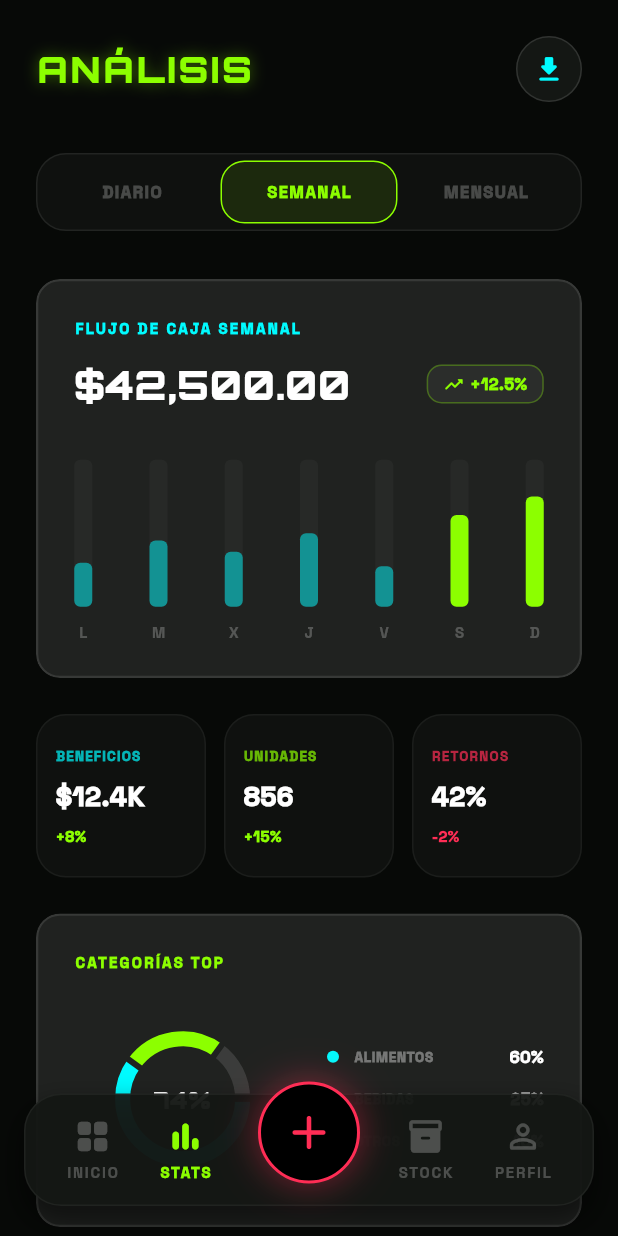
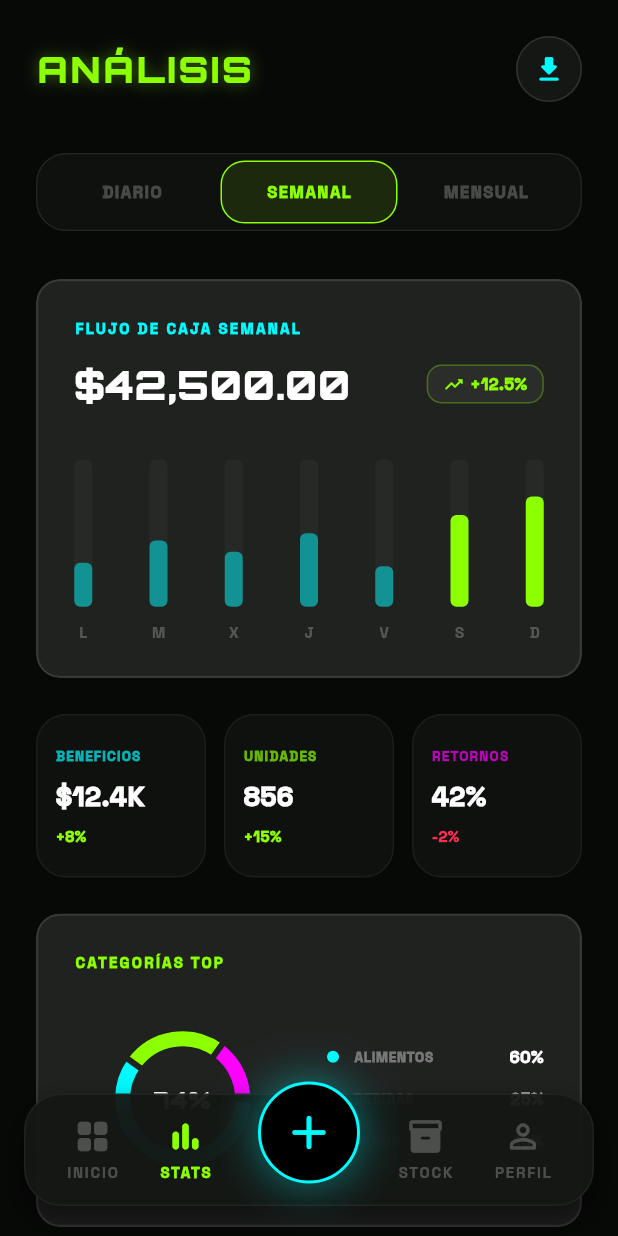
Before and after one commit to sergioantia-cyber/bodega-automatizacion, a Flutter app: the screen it shows after launch, item 2 of the bottom bar chosen, on a phone screen of 412 x 824 dp. Run offline on Flutter 3.47's test engine with Material 3 defaults, Android fonts, the phone set to English and light mode, and no system bars; drawn by our look-alikes of fl_chart; our stand-ins replace flutter_slidable, google_fonts, supabase_flutter; accounts and stored records are empty.

Commit message:
Sincronizacion estetica con version de Vercel (Magenta accents, Cyan FAB, Scan QR)

```diff
--- a/frontend/lib/screens/dashboard.dart
+++ b/frontend/lib/screens/dashboard.dart
@@ -12,6 +12,7 @@ class DashboardScreen extends StatelessWidget {
     const cardBg = Color(0xFF141714);
     const limeNeon = Color(0xFF8CFF00);
     const cyanNeon = Color(0xFF00FBFF);
+    const magentaNeon = Color(0xFFFF00FF);
 
     return Scaffold(
       backgroundColor: Colors.transparent, // Background managed by MainLayout
@@ -150,11 +151,14 @@ class DashboardScreen extends StatelessWidget {
   }
 
   Widget _buildQuickActions(BuildContext context, Color cyan, Color lime) {
+    const magentaNeon = Color(0xFFFF00FF);
     return Row(
       children: [
         Expanded(child: _buildActionButton('VENDER', Icons.shopping_bag_rounded, cyan, () => Navigator.pushNamed(context, '/checkout'))),
-        const SizedBox(width: 16),
+        const SizedBox(width: 12),
         Expanded(child: _buildActionButton('STOCK', Icons.inventory_2_rounded, lime, () => Navigator.pushNamed(context, '/inventory'))),
+        const SizedBox(width: 12),
+        Expanded(child: _buildActionButton('ESCANEAR', Icons.qr_code_scanner_rounded, magentaNeon, () {})),
       ],
     );
   }
@@ -187,11 +191,12 @@ class DashboardScreen extends StatelessWidget {
   }
 
   Widget _buildInventoryMonitoring(BuildContext context, Color lime, Color cyan) {
+    const magentaNeon = Color(0xFFFF00FF);
     return Column(
       children: [
         _buildStockProgress('ALIMENTOS', 0.82, lime),
         const SizedBox(height: 12),
-        _buildStockProgress('BEBIDAS', 0.35, cyan),
+        _buildStockProgress('BEBIDAS', 0.35, magentaNeon),
       ],
     );
   }
--- a/frontend/lib/screens/main_layout.dart
+++ b/frontend/lib/screens/main_layout.dart
@@ -299,9 +299,10 @@ class _MainLayoutState extends State<MainLayout> with TickerProviderStateMixin {
     return AnimatedBuilder(
       animation: Listenable.merge([_pulseController, _menuController]),
       builder: (context, child) {
-        // Updated to use the coral/red color from the image as default
-        const coralNeon = Color(0xFFFF2D55);
-        final currentColor = _isMenuOpen ? const Color(0xFF00FBFF) : coralNeon;
+        // Updated to matching Vercel version: Cyan FAB
+        const cyanNeon = Color(0xFF00FBFF);
+        const magentaNeon = Color(0xFFFF00FF);
+        final currentColor = _isMenuOpen ? magentaNeon : cyanNeon;
         final rotation = _menuController.value * math.pi / 4;
 
         return GestureDetector(
@@ -317,12 +318,12 @@ class _MainLayoutState extends State<MainLayout> with TickerProviderStateMixin {
                 boxShadow: [
                   BoxShadow(
                     color: currentColor.withOpacity(0.4 * _pulseController.value),
-                    blurRadius: 12 + (8 * _pulseController.value),
-                    spreadRadius: 1 * _pulseController.value,
+                    blurRadius: 15 + (10 * _pulseController.value),
+                    spreadRadius: 2 * _pulseController.value,
                   ),
                   BoxShadow(
                     color: currentColor.withOpacity(0.2),
-                    blurRadius: 25,
+                    blurRadius: 30,
                   ),
                 ],
               ),
--- a/frontend/lib/screens/stats_screen.dart
+++ b/frontend/lib/screens/stats_screen.dart
@@ -18,6 +18,7 @@ class _StatsScreenState extends State<StatsScreen> with TickerProviderStateMixin
   final Color _cardBg = const Color(0xFF141714);
   final Color _limeNeon = const Color(0xFF8CFF00);
   final Color _cyanNeon = const Color(0xFF00FBFF);
+  final Color _magentaNeon = const Color(0xFFFF00FF);
 
   // Fake data for charts
   final Map<int, double> _weeklyData = {
@@ -274,7 +275,7 @@ class _StatsScreenState extends State<StatsScreen> with TickerProviderStateMixin
         const SizedBox(width: 12),
         Expanded(child: KpiCard(title: 'UNIDADES', value: '856', growth: '+15%', color: _limeNeon)),
         const SizedBox(width: 12),
-        Expanded(child: KpiCard(title: 'RETORNOS', value: '42%', growth: '-2%', color: const Color(0xFFFF2D55))),
+        Expanded(child: KpiCard(title: 'RETORNOS', value: '42%', growth: '-2%', color: _magentaNeon)),
       ],
     );
   }
@@ -303,9 +304,9 @@ class _StatsScreenState extends State<StatsScreen> with TickerProviderStateMixin
                           sectionsSpace: 4,
                           centerSpaceRadius: 35,
                           sections: [
-                            PieChartSectionData(color: _cyanNeon, value: 60, title: '', radius: 10),
-                            PieChartSectionData(color: _limeNeon, value: 25, title: '', radius: 10),
-                            PieChartSectionData(color: Colors.white12, value: 15, title: '', radius: 10),
+                            PieChartSectionData(color: _cyanNeon, value: 60, title: '', radius: 10, showTitle: false),
+                            PieChartSectionData(color: _limeNeon, value: 25, title: '', radius: 10, showTitle: false),
+                            PieChartSectionData(color: _magentaNeon, value: 15, title: '', radius: 10, showTitle: false),
                           ],
                         ),
                       ),
@@ -322,7 +323,7 @@ class _StatsScreenState extends State<StatsScreen> with TickerProviderStateMixin
                       const SizedBox(height: 12),
                       _buildLegendItem('BEBIDAS', '25%', _limeNeon),
                       const SizedBox(height: 12),
-                    _buildLegendItem('OTROS', '15%', Colors.white12),
+                      _buildLegendItem('OTROS', '15%', _magentaNeon),
                     ],
                 ),
               )
```
Lines whose indentation alone changed are shown as unchanged.
